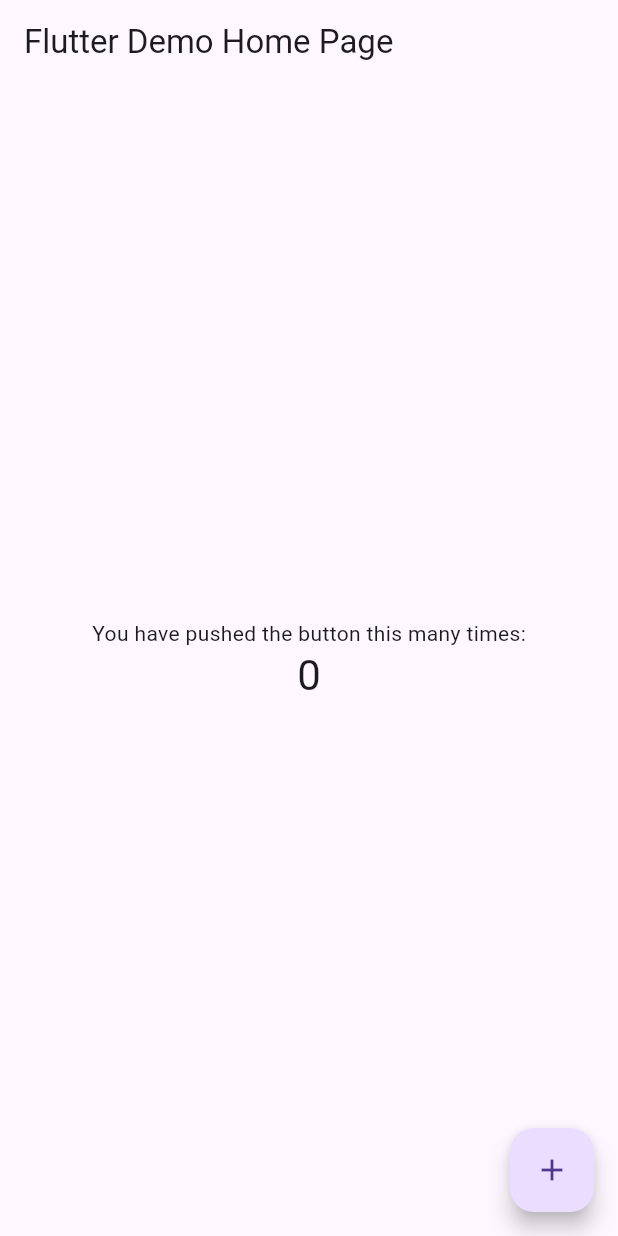
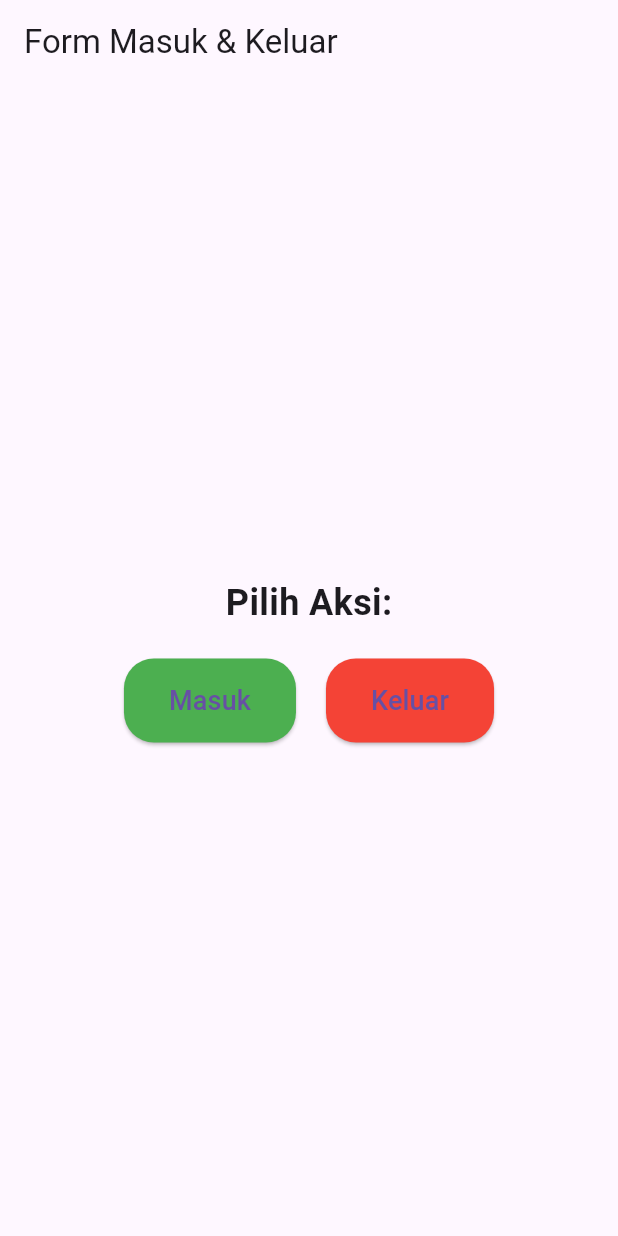
Before and after one commit to hendrikhermawan/absen_jtv, a Flutter app: the screen it shows after launch, on a phone screen of 412 x 824 dp. Run offline on Flutter 3.47's test engine with Material 3 defaults, Android fonts, the phone set to English and light mode, and no system bars; our stand-ins replace firebase_auth; accounts and stored records are empty.

Commit message:
merubah kode di main dan menambah fitur home_screen

```diff
--- a/lib/main.dart
+++ b/lib/main.dart
@@ -1,4 +1,5 @@
 import 'package:flutter/material.dart';
+import 'screen/home_screen.dart';
 
 void main() {
   runApp(const MyApp());
@@ -7,81 +8,14 @@
 class MyApp extends StatelessWidget {
   const MyApp({super.key});
 
-  // This widget is the root of your application.
   @override
   Widget build(BuildContext context) {
     return MaterialApp(
-      title: 'Flutter Demo',
+      title: 'Form Masuk & Keluar',
       theme: ThemeData(
-
         primarySwatch: Colors.red,
       ),
-      home: const MyHomePage(title: 'Flutter Demo Home Page'),
+      home: const HomeScreen(title: 'Form Masuk & Keluar'),
     );
   }
 }
-
-class MyHomePage extends StatefulWidget {
-  const MyHomePage({super.key, required this.title});
-
-  // This widget is the home page of your application. It is stateful, meaning
-  // that it has a State object (defined below) that contains fields that affect
-  // how it looks.
-
-  // This class is the configuration for the state. It holds the values (in this
-  // case the title) provided by the parent (in this case the App widget) and
-  // used by the build method of the State. Fields in a Widget subclass are
-  // always marked "final".
-
-  final String title;
-
-  @override
-  State<MyHomePage> createState() => _MyHomePageState();
-}
-
-class _MyHomePageState extends State<MyHomePage> {
-  int _counter = 0;
-
-  void _incrementCounter() {
-    setState(() {
-      // This call to setState tells the Flutter framework that something has
-      // changed in this State, which causes it to rerun the build method below
-      // so that the display can reflect the updated values. If we changed
-      // _counter without calling setState(), then the build method would not be
-      // called again, and so nothing would appear to happen.
-      _counter++;
-    });
-  }
-
-  @override
-  Widget build(BuildContext context) {
-
-    return Scaffold(
-      appBar: AppBar(
-        // Here we take the value from the MyHomePage object that was created by
-        // the App.build method, and use it to set our appbar title.
-        title: Text(widget.title),
-      ),
-      body: Center(
-
-        child: Column(
-          mainAxisAlignment: MainAxisAlignment.center,
-          children: <Widget>[
-            const Text(
-              'You have pushed the button this many times:',
-            ),
-            Text(
-              '$_counter',
-              style: Theme.of(context).textTheme.headline4,
-            ),
-          ],
-        ),
-      ),
-      floatingActionButton: FloatingActionButton(
-        onPressed: _incrementCounter,
-        tooltip: 'Increment',
-        child: const Icon(Icons.add),
-      ), // This trailing comma makes auto-formatting nicer for build methods.
-    );
-  }
-}
--- /dev/null
+++ b/lib/screen/home_screen.dart
@@ -0,0 +1,82 @@
+import 'package:flutter/material.dart';
+
+class HomeScreen extends StatefulWidget {
+  const HomeScreen({super.key, required this.title});
+
+  final String title;
+
+  @override
+  State<HomeScreen> createState() => _HomeScreenState();
+}
+
+class _HomeScreenState extends State<HomeScreen> {
+  void _onMasukPressed() {
+    ScaffoldMessenger.of(context).showSnackBar(
+      const SnackBar(content: Text('Anda menekan tombol Masuk')),
+    );
+  }
+
+  void _onKeluarPressed() {
+    ScaffoldMessenger.of(context).showSnackBar(
+      const SnackBar(content: Text('Anda menekan tombol Keluar')),
+    );
+  }
+
+  @override
+  Widget build(BuildContext context) {
+    return Scaffold(
+      appBar: AppBar(
+        title: Text(widget.title),
+      ),
+      body: Center(
+        child: Column(
+          mainAxisAlignment: MainAxisAlignment.center,
+          children: <Widget>[
+            const Text(
+              'Pilih Aksi:',
+              style: TextStyle(
+                fontSize: 24,
+                fontWeight: FontWeight.bold,
+              ),
+            ),
+            const SizedBox(height: 20),
+            Row(
+              mainAxisAlignment: MainAxisAlignment.center,
+              children: <Widget>[
+                ElevatedButton(
+                  onPressed: _onMasukPressed,
+                  style: ElevatedButton.styleFrom(
+                    backgroundColor: Colors.green,
+                    padding: const EdgeInsets.symmetric(horizontal: 30, vertical: 15),
+                    shape: RoundedRectangleBorder(
+                      borderRadius: BorderRadius.circular(20),
+                    ),
+                  ),
+                  child: const Text(
+                    'Masuk',
+                    style: TextStyle(fontSize: 18),
+                  ),
+                ),
+                const SizedBox(width: 20),
+                ElevatedButton(
+                  onPressed: _onKeluarPressed,
+                  style: ElevatedButton.styleFrom(
+                    backgroundColor: Colors.red,
+                    padding: const EdgeInsets.symmetric(horizontal: 30, vertical: 15),
+                    shape: RoundedRectangleBorder(
+                      borderRadius: BorderRadius.circular(20),
+                    ),
+                  ),
+                  child: const Text(
+                    'Keluar',
+                    style: TextStyle(fontSize: 18),
+                  ),
+                ),
+              ],
+            ),
+          ],
+        ),
+      ),
+    );
+  }
+}
--- a/pubspec.yaml
+++ b/pubspec.yaml
@@ -20,7 +20,7 @@
 version: 1.0.0+1
 
 environment:
-  sdk: '>=2.18.0 <3.0.0'
+  sdk: '>=2.19.0 <3.0.0'
 
 # Dependencies specify other packages that your package needs in order to work.
 # To automatically upgrade your package dependencies to the latest versions
```
Also changed, not shown: lib/home_screen.dart (deleted, +0 -76 lines), pubspec.lock.
